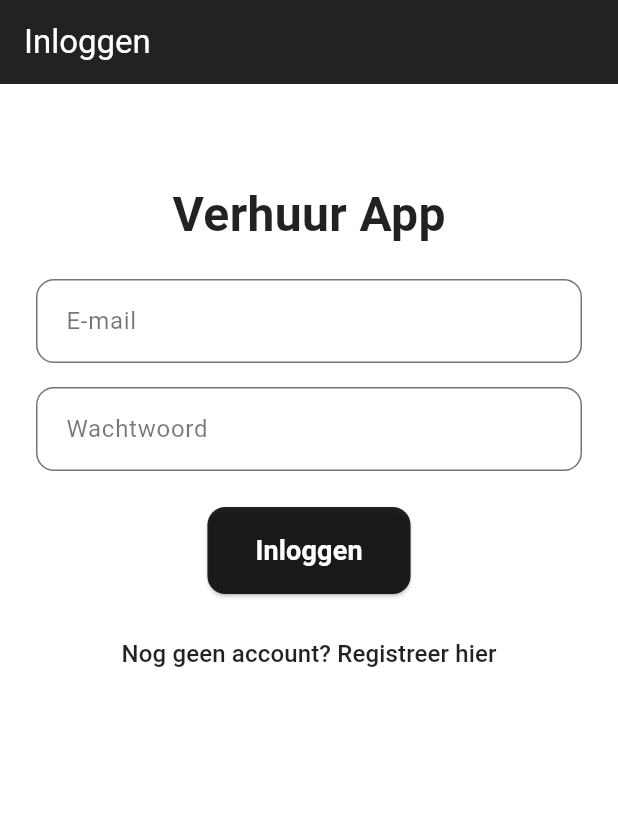
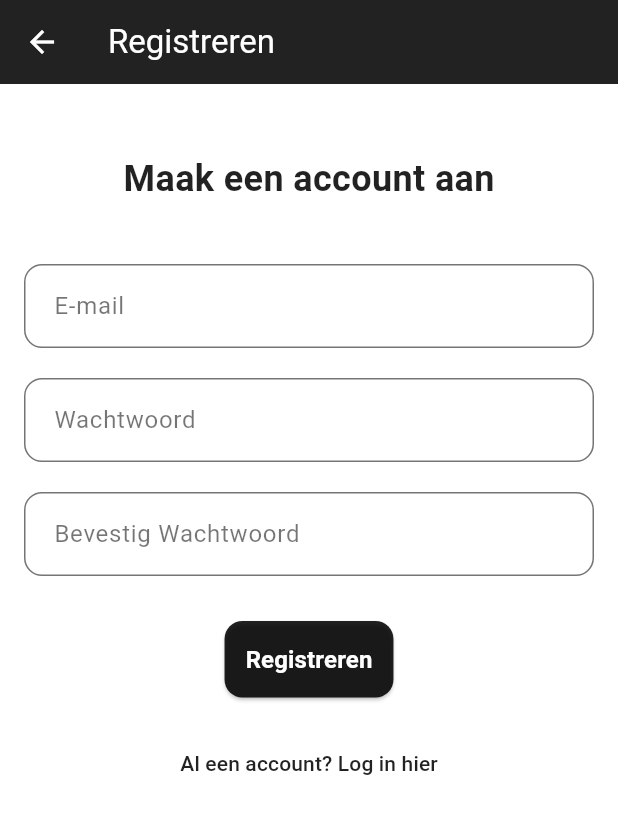
Before and after one commit to alex-ayibyan/RentApp, a Flutter app: the screen it shows after launch, after a tap on "Nog geen account? Registreer hier", on a phone screen of 412 x 824 dp. Shown: the top 814 px of the screen. Run offline on Flutter 3.47's test engine with Material 3 defaults, Android fonts, the phone set to English and light mode, and no system bars; our stand-ins replace firebase_auth, firebase_core; accounts and stored records are empty; network calls fail.

Commit message:
added registration screen

```diff
--- /dev/null
+++ b/rent_app/lib/Authentication/register_screen.dart
@@ -0,0 +1,151 @@
+import 'package:flutter/material.dart';
+import 'package:firebase_auth/firebase_auth.dart';
+
+class RegisterScreen extends StatefulWidget {
+  const RegisterScreen({super.key});
+
+  @override
+  RegisterScreenState createState() => RegisterScreenState();
+}
+
+class RegisterScreenState extends State<RegisterScreen> {
+  final FirebaseAuth _auth = FirebaseAuth.instance;
+  final TextEditingController emailController = TextEditingController();
+  final TextEditingController passwordController = TextEditingController();
+  final TextEditingController confirmPasswordController = TextEditingController();
+
+  bool isLoading = false;
+
+  Future<void> register() async {
+    if (passwordController.text != confirmPasswordController.text) {
+      if (mounted) {
+        ScaffoldMessenger.of(context).showSnackBar(
+          SnackBar(content: Text('Wachtwoorden komen niet overeen.')),
+        );
+      }
+      return;
+    }
+
+    if (mounted) {
+      setState(() {
+        isLoading = true;
+      });
+    }
+
+    try {
+      await _auth.createUserWithEmailAndPassword(
+        email: emailController.text.trim(),
+        password: passwordController.text.trim(),
+      );
+
+      if (mounted) {
+        ScaffoldMessenger.of(context).showSnackBar(
+          SnackBar(content: Text('Account succesvol aangemaakt!')),
+        );
+
+        Navigator.pushReplacementNamed(context, '/home');
+      }
+    } catch (e) {
+      if (mounted) {
+        ScaffoldMessenger.of(context).showSnackBar(
+          SnackBar(content: Text('Fout bij registratie: $e')),
+        );
+      }
+    } finally {
+      if (mounted) {
+        setState(() {
+          isLoading = false;
+        });
+      }
+    }
+  }
+
+  @override
+  Widget build(BuildContext context) {
+    return Scaffold(
+      appBar: AppBar(
+        title: Text(
+          'Registreren',
+          style: TextStyle(color: Colors.white),
+        ),
+        backgroundColor: Colors.black87,
+        elevation: 0,
+      ),
+      body: Padding(
+        padding: const EdgeInsets.all(16.0),
+        child: SingleChildScrollView(
+          child: Column(
+            children: [
+              SizedBox(height: 30),
+              Text(
+                'Maak een account aan',
+                style: TextStyle(
+                  fontSize: 24,
+                  fontWeight: FontWeight.bold,
+                  color: Colors.black87,
+                ),
+              ),
+              SizedBox(height: 40),
+              TextField(
+                controller: emailController,
+                decoration: InputDecoration(
+                  labelText: 'E-mail',
+                  hintText: 'Voer je e-mail in',
+                ),
+              ),
+              SizedBox(height: 20),
+              TextField(
+                controller: passwordController,
+                obscureText: true,
+                decoration: InputDecoration(
+                  labelText: 'Wachtwoord',
+                  hintText: 'Voer je wachtwoord in',
+                ),
+              ),
+              SizedBox(height: 20),
+              TextField(
+                controller: confirmPasswordController,
+                obscureText: true,
+                decoration: InputDecoration(
+                  labelText: 'Bevestig Wachtwoord',
+                  hintText: 'Herhaal je wachtwoord',
+                ),
+              ),
+              SizedBox(height: 30),
+              isLoading
+                  ? CircularProgressIndicator()
+                  : ElevatedButton(
+                onPressed: register,
+                style: ElevatedButton.styleFrom(
+                  backgroundColor: Colors.black87,
+                  padding: EdgeInsets.symmetric(vertical: 14, horizontal: 14),
+                  shape: RoundedRectangleBorder(
+                    borderRadius: BorderRadius.circular(12),
+                  ),
+                ),
+                child: Text(
+                  'Registreren',
+                  style: TextStyle(
+                    color: Colors.white,
+                    fontSize: 16,
+                    fontWeight: FontWeight.bold,
+                  ),
+                ),
+              ),
+              SizedBox(height: 20),
+              TextButton(
+                onPressed: () {
+                  Navigator.pushNamed(context, '/login');
+                },
+                child: Text(
+                  'Al een account? Log in hier',
+                  style: TextStyle(color: Colors.black87),
+                ),
+              ),
+            ],
+          ),
+        ),
+      ),
+    );
+  }
+}
--- a/rent_app/lib/main.dart
+++ b/rent_app/lib/main.dart
@@ -1,7 +1,8 @@
 import 'package:firebase_core/firebase_core.dart';
 import 'package:flutter/material.dart';
 import 'package:rent_app/firebase_options.dart';
-import 'package:rent_app/login_screen.dart';
+import 'package:rent_app/Authentication/login_screen.dart';
+import 'package:rent_app/Authentication/register_screen.dart';
 
 Future<void> main() async {
   WidgetsFlutterBinding.ensureInitialized();
@@ -50,6 +51,7 @@ class MyApp extends StatelessWidget {
       initialRoute: '/login',
       routes: {
         '/login': (context) => LoginScreen(),
+        '/register': (context) => RegisterScreen()
       },
     );
   }
```
Also changed, not shown: rent_app/lib/Authentication/login_screen.dart (renamed from rent_app/lib/login_screen.dart).
